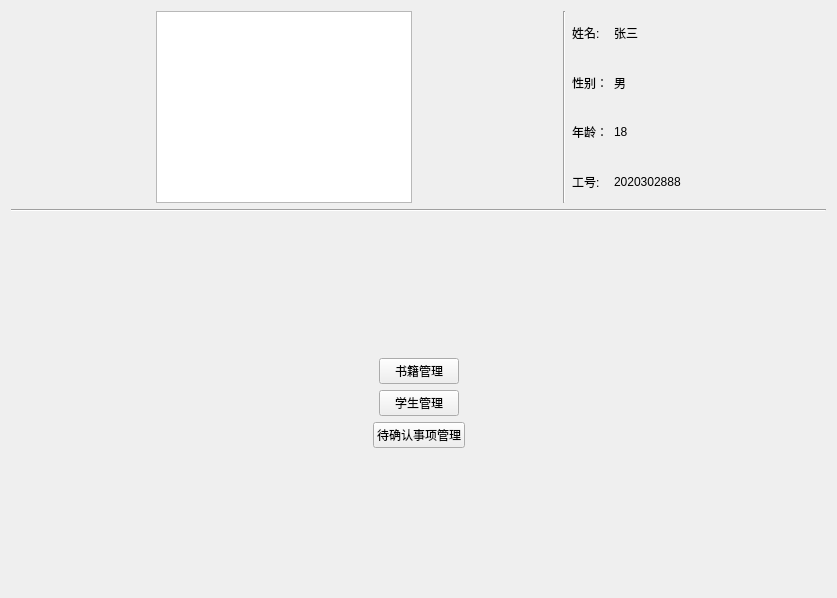
First picture: the form in ui/adminMain.ui, repository Fenejifen/sql-work, before the edit.
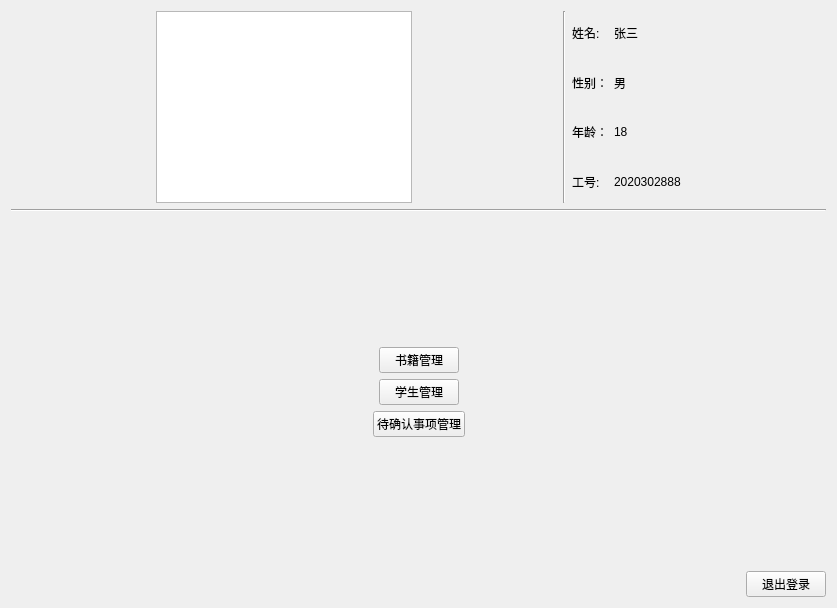
Second picture: the form after the edit.

Commit message: 增加续借与归还界面，全部界面增加返回按钮。

Diff of the .ui file:
```diff
--- a/ui/adminMain.ui
+++ b/ui/adminMain.ui
@@ -7,13 +7,13 @@
     <x>0</x>
     <y>0</y>
     <width>837</width>
-    <height>598</height>
+    <height>608</height>
    </rect>
   </property>
   <property name="windowTitle">
    <string>管理员操作界面</string>
   </property>
-  <layout class="QHBoxLayout" name="horizontalLayout_3">
+     <layout class="QHBoxLayout" name="horizontalLayout_7">
    <item>
     <layout class="QVBoxLayout" name="verticalLayout_3">
      <item>
@@ -281,6 +281,30 @@
        </property>
       </spacer>
      </item>
+                 <item>
+                     <layout class="QHBoxLayout" name="horizontalLayout_3">
+                         <item>
+                             <spacer name="horizontalSpacer_10">
+                                 <property name="orientation">
+                                     <enum>Qt::Horizontal</enum>
+                                 </property>
+                                 <property name="sizeHint" stdset="0">
+                                     <size>
+                                         <width>40</width>
+                                         <height>20</height>
+                                     </size>
+                                 </property>
+                             </spacer>
+                         </item>
+                         <item>
+                             <widget class="QPushButton" name="backButton">
+                                 <property name="text">
+                                     <string>退出登录</string>
+                                 </property>
+                             </widget>
+                         </item>
+                     </layout>
+                 </item>
     </layout>
    </item>
   </layout>
```
Lines whose indentation alone changed are shown as unchanged. The commit also changes 7 other files.
